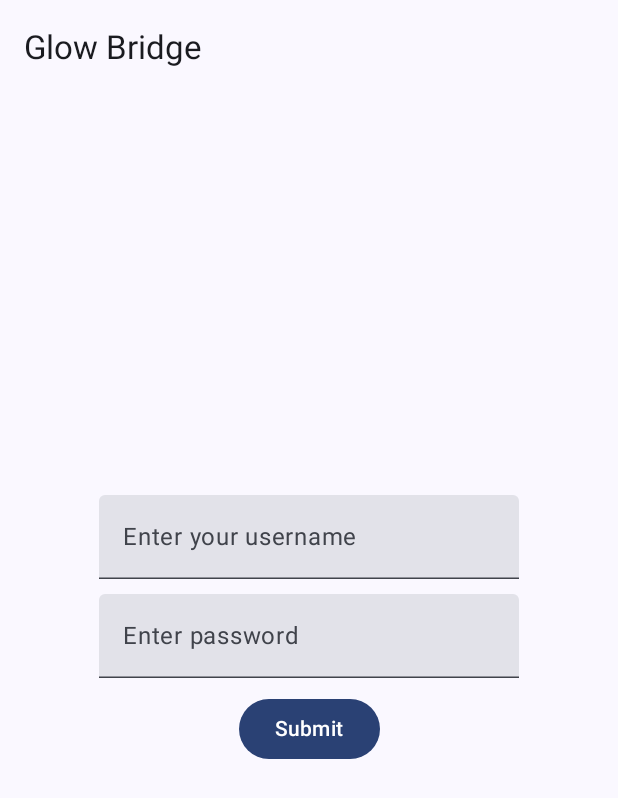
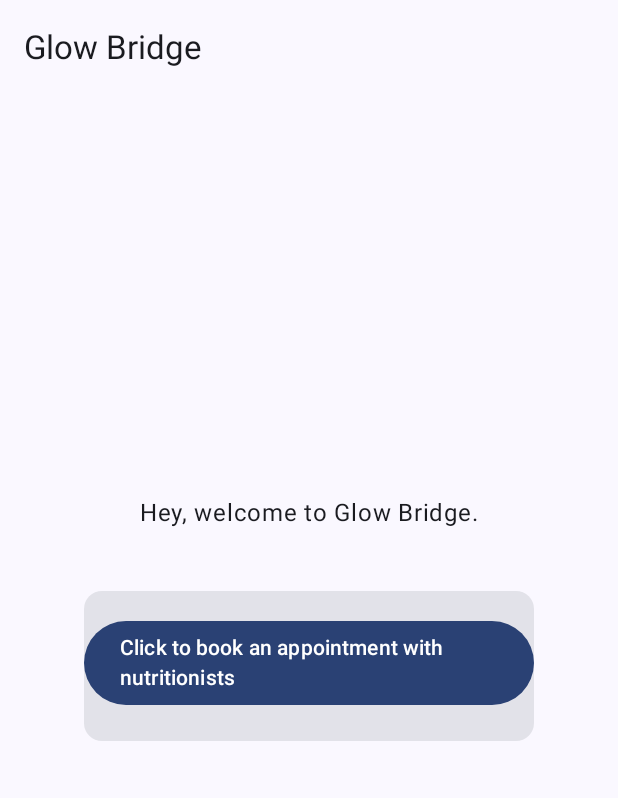
Before and after one commit to nasacode1/GlowBridge, an Android app built with Jetpack Compose: the screen it shows after launch (MainActivity), after a tap on "Submit", on a phone screen of 412 x 824 dp. Shown: the top 798 px of the screen. Run offline under Robolectric (Android 15) with nearby library versions, the phone set to English and light mode, and no system bars.

Commit message:
feat: Created home page and navigation for it

```diff
--- a/app/src/main/java/com/example/glowbridge/MainActivity.kt
+++ b/app/src/main/java/com/example/glowbridge/MainActivity.kt
@@ -47,8 +47,6 @@ class MainActivity : ComponentActivity() {
             }
         }
     }
-
-
 }
 
 @Preview(showBackground = true)
--- a/app/src/main/java/com/example/glowbridge/navigation/NavGraph.kt
+++ b/app/src/main/java/com/example/glowbridge/navigation/NavGraph.kt
@@ -1,11 +1,10 @@
 package com.example.glowbridge.navigation
 
 import androidx.compose.runtime.Composable
-import androidx.navigation.NavController
-import androidx.navigation.NavGraph
 import androidx.navigation.NavHostController
 import androidx.navigation.compose.NavHost
 import androidx.navigation.compose.composable
+import com.example.glowbridge.ui.screens.HomePage
 import com.example.glowbridge.ui.screens.LoginScreen
 
 @Composable
@@ -13,7 +12,16 @@ fun NavGraph(navController: NavHostController){
     NavHost(navController = navController,
         startDestination = "LoginScreen"){
         composable("LoginScreen"){
-            LoginScreen()
+            LoginScreen(
+                onLoginSuccess = { username ->
+                    navController.navigate("HomePage")
+                }
+            )
+        }
+
+        composable("HomePage"){
+            HomePage(
+            )
         }
 
     }
--- a/app/src/main/java/com/example/glowbridge/ui/screens/HomePage.kt
+++ b/app/src/main/java/com/example/glowbridge/ui/screens/HomePage.kt
@@ -1 +1,54 @@
 package com.example.glowbridge.ui.screens
+
+import androidx.compose.foundation.layout.Arrangement
+import androidx.compose.foundation.layout.Column
+import androidx.compose.foundation.layout.Spacer
+import androidx.compose.foundation.layout.fillMaxSize
+import androidx.compose.foundation.layout.height
+import androidx.compose.foundation.layout.heightIn
+import androidx.compose.foundation.layout.padding
+import androidx.compose.foundation.layout.size
+import androidx.compose.material3.Button
+import androidx.compose.material3.Card
+import androidx.compose.material3.Text
+import androidx.compose.material3.TextField
+import androidx.compose.runtime.Composable
+import androidx.compose.ui.Alignment
+import androidx.compose.ui.Modifier
+import androidx.compose.ui.unit.dp
+
+@Composable
+fun HomePage(){
+    Column(
+        modifier = Modifier
+            .fillMaxSize()
+            .padding(),
+        horizontalAlignment = Alignment.CenterHorizontally,
+        verticalArrangement = Arrangement.Center
+
+    ) {
+        Text(text = "Hey, welcome to Glow Bridge.")
+        Spacer(modifier = Modifier.height(40.dp))
+        CardMinimalExample()
+    }
+
+}
+
+@Composable
+fun CardMinimalExample() {
+    Card(
+        modifier = Modifier.size(width =300.dp, height = 100.dp)
+    ) {
+
+        Spacer(modifier = Modifier.height(20.dp))
+        SubmitButton()
+    }
+}
+
+@Composable
+fun SubmitButton() {
+    Button(onClick = { }) {
+        Text(text = "Click to book an appointment with nutritionists")
+    }
+
+}
--- a/app/src/main/java/com/example/glowbridge/ui/screens/LoginScreen.kt
+++ b/app/src/main/java/com/example/glowbridge/ui/screens/LoginScreen.kt
@@ -1,6 +1,5 @@
 package com.example.glowbridge.ui.screens
 
-import android.service.autofill.OnClickAction
 import androidx.compose.foundation.layout.Arrangement
 import androidx.compose.foundation.layout.Column
 import androidx.compose.foundation.layout.Spacer
@@ -21,7 +20,7 @@ import androidx.compose.ui.text.input.PasswordVisualTransformation
 import androidx.compose.ui.unit.dp
 
 @Composable
-fun LoginScreen() {
+fun LoginScreen(onLoginSuccess: (String) -> Unit) {
     var username by remember { mutableStateOf("") } // State variable
     var password by remember { mutableStateOf("") }
     Column (
@@ -46,7 +45,7 @@ fun LoginScreen() {
         Spacer(modifier = Modifier.height(10.dp))
         SubmitButton(
             onClick = {
-
+                onLoginSuccess(username)
             }
         )
 
```
